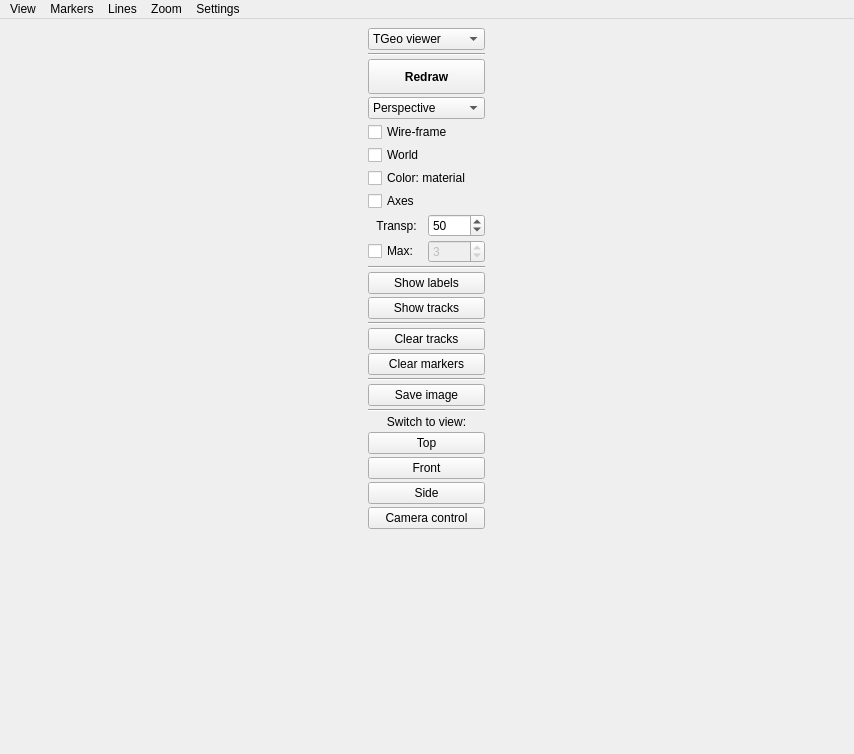
Before: the Qt Designer form ants3bundle/src/ants3/gui/geom/ageometrywindow.ui in andrmor/ANTS3bundle, drawn with Qt 5.
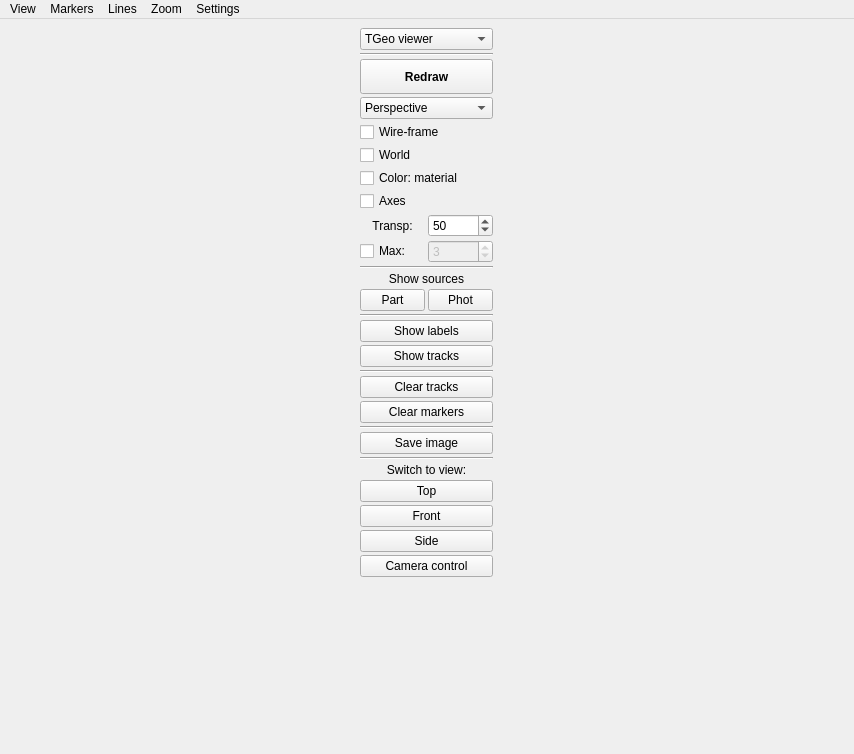
After: the same form once the commit is applied.

Commit message: Unification of source drawing: particle sources done

Diff of the .ui file:
```diff
--- a/ants3bundle/src/ants3/gui/geom/ageometrywindow.ui
+++ b/ants3bundle/src/ants3/gui/geom/ageometrywindow.ui
@@ -217,6 +217,68 @@
          </property>
         </widget>
        </item>
+       <item>
+        <widget class="QLabel" name="label">
+         <property name="layoutDirection">
+          <enum>Qt::LayoutDirection::LeftToRight</enum>
+         </property>
+         <property name="text">
+          <string>Show sources</string>
+         </property>
+         <property name="alignment">
+          <set>Qt::AlignmentFlag::AlignCenter</set>
+         </property>
+        </widget>
+       </item>
+       <item>
+        <layout class="QHBoxLayout" name="horizontalLayout_2">
+         <property name="spacing">
+          <number>3</number>
+         </property>
+         <property name="topMargin">
+          <number>0</number>
+         </property>
+         <item>
+          <widget class="QPushButton" name="pbShowParticleSources">
+           <property name="maximumSize">
+            <size>
+             <width>65</width>
+             <height>16777215</height>
+            </size>
+           </property>
+           <property name="text">
+            <string>Part</string>
+           </property>
+           <property name="checkable">
+            <bool>true</bool>
+           </property>
+          </widget>
+         </item>
+         <item>
+          <widget class="QPushButton" name="pbShowPhotonSources">
+           <property name="maximumSize">
+            <size>
+             <width>65</width>
+             <height>16777215</height>
+            </size>
+           </property>
+           <property name="text">
+            <string>Phot</string>
+           </property>
+           <property name="checkable">
+            <bool>true</bool>
+           </property>
+          </widget>
+         </item>
+        </layout>
+       </item>
+       <item>
+        <widget class="Line" name="line_2">
+         <property name="orientation">
+          <enum>Qt::Orientation::Horizontal</enum>
+         </property>
+        </widget>
+       </item>
        <item>
         <widget class="QPushButton" name="pbShowNumbers">
          <property name="text">
```
The commit also changes 13 other files.
